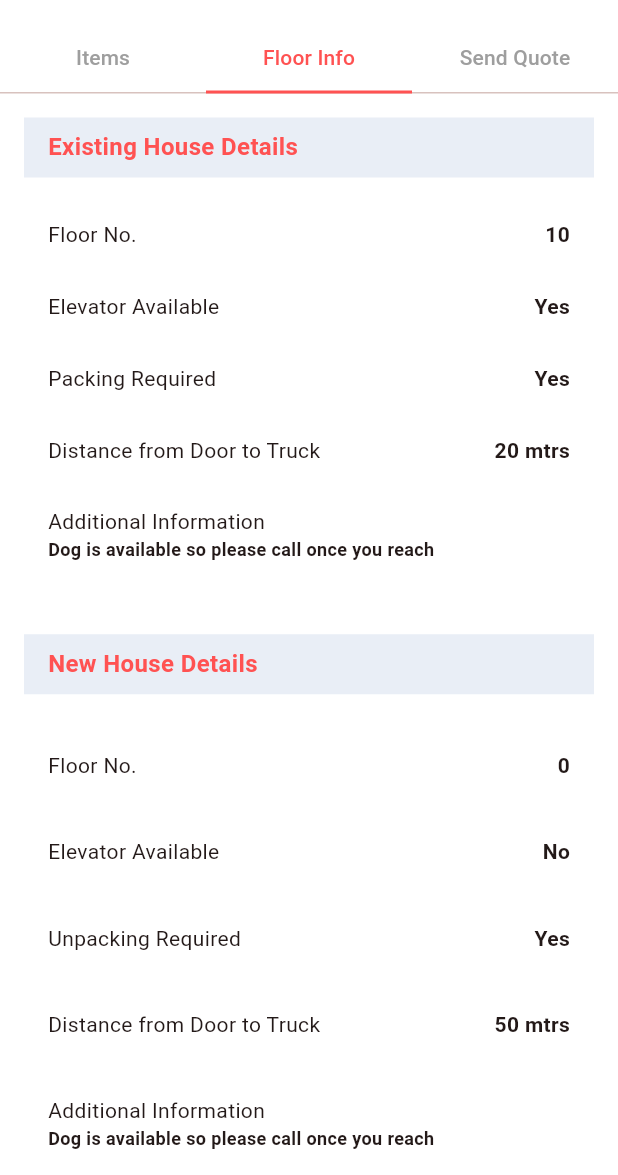
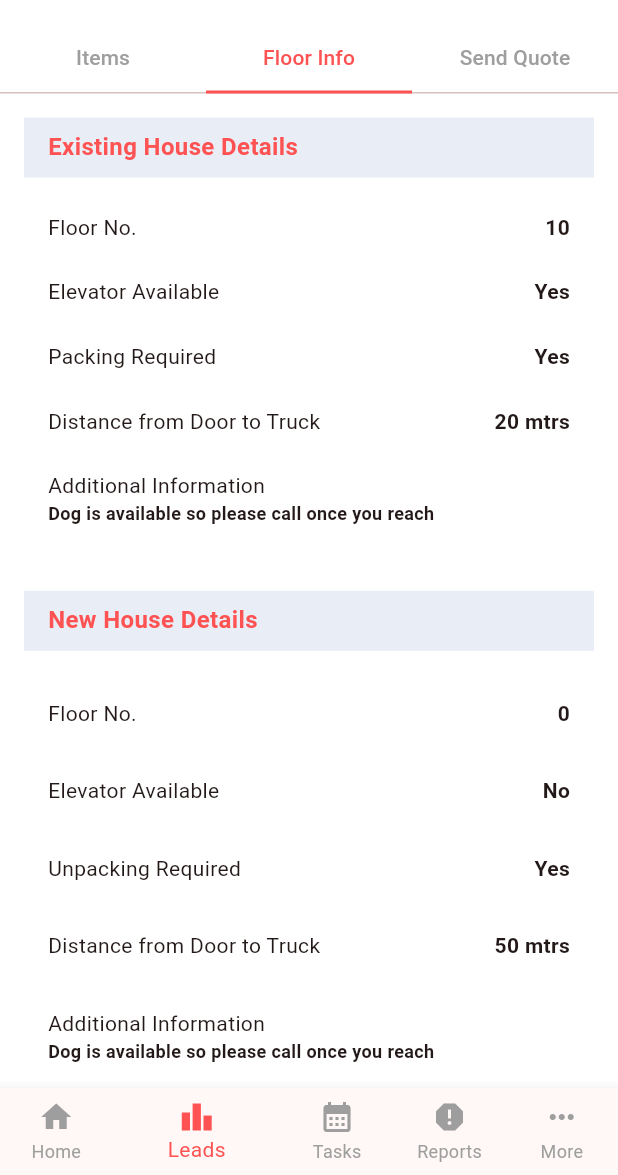
Before and after one commit to bhanusingh26/flutter_assignment, a Flutter app: the ItemsPage screen opened directly with empty values, tab 2 chosen, on a phone screen of 412 x 824 dp, the part 61-1236 px from its top. Run offline on Flutter 3.47's test engine with Material 3 defaults, Android fonts, the phone set to English and light mode, and no system bars; our stand-ins replace bloc, dio, equatable, firebase_crashlytics, flutter_bloc; accounts and stored records are empty; network calls fail.

Commit message:
Bottom Nav Bar added

```diff
--- a/lib/widgets/home_page.dart
+++ b/lib/widgets/home_page.dart
@@ -28,6 +28,7 @@ class _HomePageState extends State<HomePage> with TickerProviderStateMixin {
     return Tab(
       child: Text(
         tabText,
+        overflow: TextOverflow.ellipsis,
       ),
     );
   }
@@ -74,6 +75,20 @@ class _HomePageState extends State<HomePage> with TickerProviderStateMixin {
             ],
           ),
         ),
+        bottomNavigationBar: BottomNavigationBar(
+          showSelectedLabels: true,
+          showUnselectedLabels: true,
+          currentIndex: 1,
+          selectedItemColor: Colors.redAccent,
+          unselectedItemColor: Colors.grey,
+          items: const [
+            BottomNavigationBarItem(icon: Icon(Icons.home), label: 'Home'),
+            BottomNavigationBarItem(icon: Icon(Icons.leaderboard), label: 'Leads'),
+            BottomNavigationBarItem(icon: Icon(Icons.calendar_month), label: 'Tasks'),
+            BottomNavigationBarItem(icon: Icon(Icons.report), label: 'Reports'),
+            BottomNavigationBarItem(icon: Icon(Icons.more_horiz), label: 'More'),
+          ],
+        ),
         body: TabBarView(children: [
           Center(child: Text('All')),
           BlocBuilder<LogisticBloc, LogisticState>(
--- a/lib/widgets/items_screen.dart
+++ b/lib/widgets/items_screen.dart
@@ -52,6 +52,20 @@ class ItemsPage extends StatelessWidget {
               unselectedLabelColor: Colors.grey,
               tabs: [_buildTab(tabText: 'Items'), _buildTab(tabText: 'Floor Info'), _buildTab(tabText: 'Send Quote')]),
         ),
+        bottomNavigationBar: BottomNavigationBar(
+          showSelectedLabels: true,
+          showUnselectedLabels: true,
+          currentIndex: 1,
+          selectedItemColor: Colors.redAccent,
+          unselectedItemColor: Colors.grey,
+          items: const [
+            BottomNavigationBarItem(icon: Icon(Icons.home), label: 'Home'),
+            BottomNavigationBarItem(icon: Icon(Icons.leaderboard), label: 'Leads'),
+            BottomNavigationBarItem(icon: Icon(Icons.calendar_month), label: 'Tasks'),
+            BottomNavigationBarItem(icon: Icon(Icons.report), label: 'Reports'),
+            BottomNavigationBarItem(icon: Icon(Icons.more_horiz), label: 'More'),
+          ],
+        ),
         body: TabBarView(children: [
           ItemsTab(inventoryDetails: inventoryDetails),
           FloorInfoTab(),
@@ -64,6 +78,7 @@ class ItemsPage extends StatelessWidget {
   }
 }
 
+// ignore: must_be_immutable
 class ItemsTab extends StatelessWidget {
   List<InventoryDetails> inventoryDetails;
   ItemsTab({super.key, required this.inventoryDetails});
```
Also changed, not shown: lib/bloc/logistic_event.dart (+0 -8 lines).
